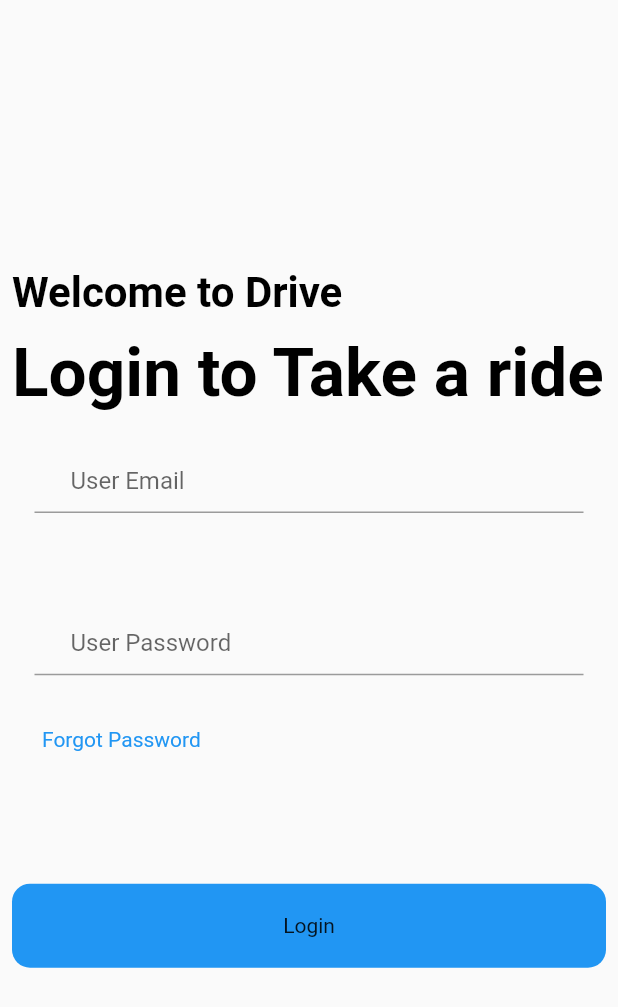
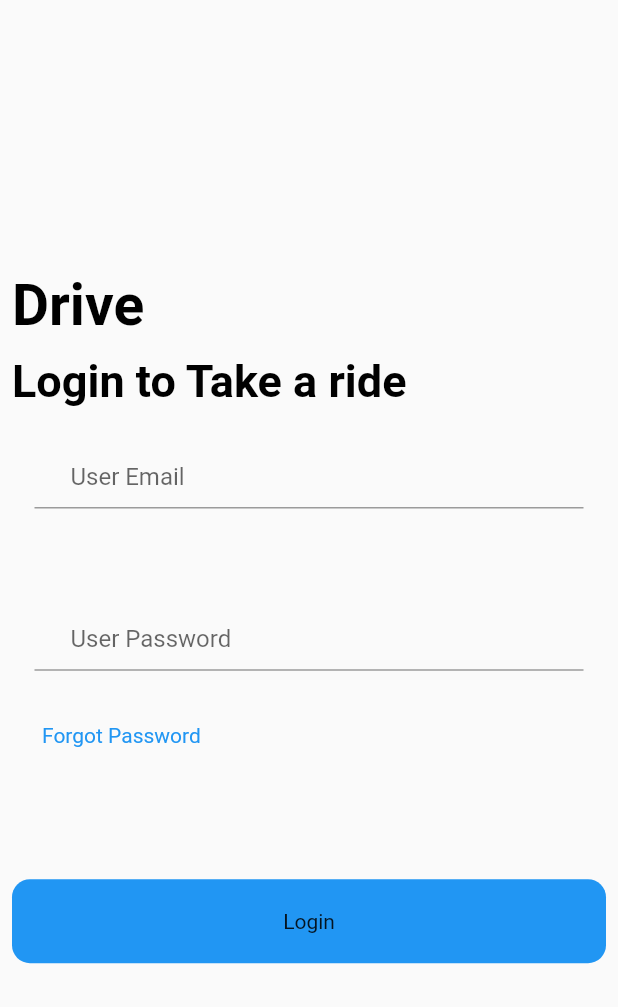
Before and after one commit to okhot/Drive, a Flutter app: the screen it shows after launch, on a phone screen of 412 x 824 dp. Shown: the top 1007 px of the screen. Run offline on Flutter 3.47's test engine with Material 2 defaults, Android fonts, the phone set to English and light mode, and no system bars.

```diff
--- a/lib/main.dart
+++ b/lib/main.dart
@@ -40,9 +40,9 @@ class LoginScreen extends StatelessWidget {
         crossAxisAlignment: CrossAxisAlignment.start,
         children: [
           Text(
-            "Welcome to Drive",
+            "Drive",
             style: TextStyle(
-                color: Colors.black, fontSize: 28, fontWeight: FontWeight.bold),
+                color: Colors.black, fontSize: 38, fontWeight: FontWeight.bold),
           ),
           SizedBox(
             height: 10,
@@ -50,7 +50,7 @@ class LoginScreen extends StatelessWidget {
           Text(
             "Login to Take a ride",
             style: TextStyle(
-                color: Colors.black, fontSize: 45, fontWeight: FontWeight.bold),
+                color: Colors.black, fontSize: 30, fontWeight: FontWeight.bold),
           ),
           Padding(
             padding: const EdgeInsets.all(15.0),
```
